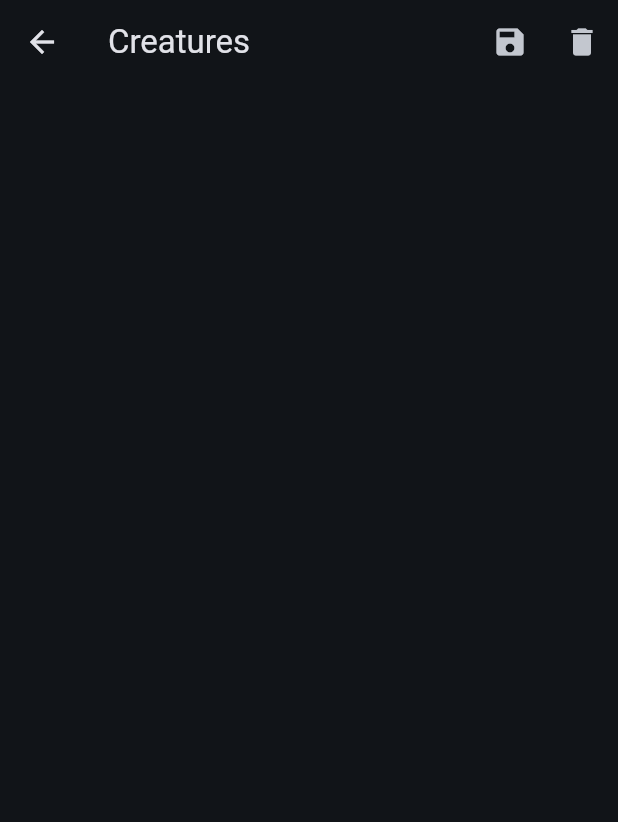
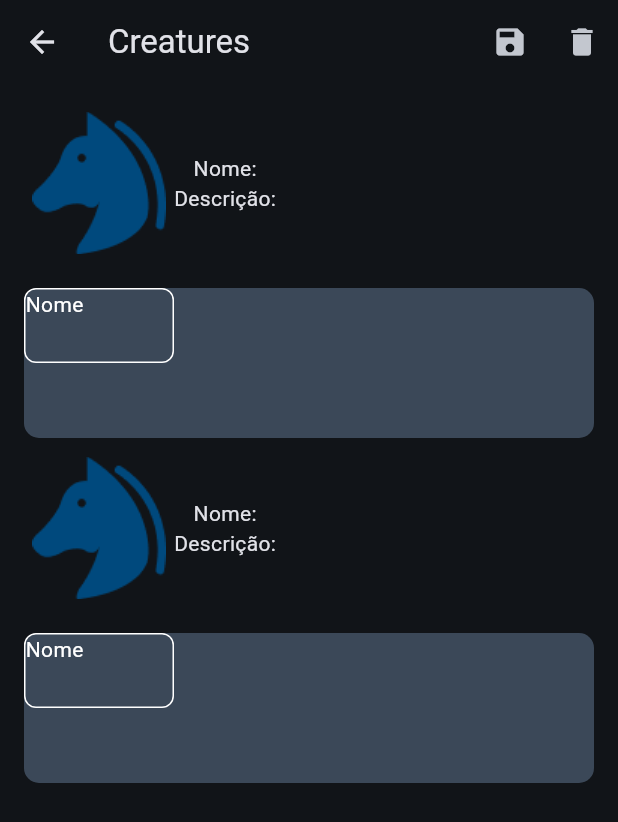
Before and after one commit to FloraRosaPupo/hyrule_arq_limpa, a Flutter app: the Creatures screen opened directly, on a phone screen of 412 x 824 dp. Shown: the top 822 px of the screen. Run offline on Flutter 3.47's test engine with Material 3 defaults, Android fonts, the phone set to English and light mode, and no system bars; our stand-ins replace dio, floor, sqflite; accounts and stored records are empty; generated files the repository leaves out were written again.

Commit message:
Criando as creatures

```diff
--- a/lib/screens/components/creatures/card_creature.dart
+++ b/lib/screens/components/creatures/card_creature.dart
@@ -12,21 +12,32 @@
   @override
   Widget build(BuildContext context) {
     return Container(
-      color: Colors.black,
+
       decoration: BoxDecoration(
-        borderRadius: BorderRadius.circular(10),
-      ),
+          borderRadius: BorderRadius.circular(10),
+          color: Color(202429),
+          ),
       child: Column(
         children: [
-          const Row(
+          Row(
             children: [
-              Image(
-                image: AssetImage('assets/images/creatures.png'),
+              Container(
                 width: 100,
                 height: 100,
+                decoration:
+                    BoxDecoration(borderRadius: BorderRadius.circular(10)),
+                child: const Expanded(
+                  child: Image(
+                    //consumir da api
+                    image: AssetImage('assets/images/creatures.png'),
+                    width: 100,
+                    height: 100,
+                  ),
+                ),
               ),
-              Column(
+              const Column(
                 children: [
+                  //consumir da api
                   Text('Nome:'),
                   Text('Descrição:'),
                 ],
--- a/lib/screens/creatures.dart
+++ b/lib/screens/creatures.dart
@@ -1,4 +1,5 @@
 import 'package:flutter/material.dart';
+import 'package:hyrule/screens/components/creatures/card_creature.dart';
 
 class Creatures extends StatelessWidget {
   const Creatures({super.key});
@@ -11,22 +12,30 @@
         actions: [
           IconButton(
             icon: Icon(Icons.save),
-            onPressed: () {
-            },
+            onPressed: () {},
           ),
           IconButton(
             icon: Icon(Icons.delete),
-            onPressed: () {
-            },
+            onPressed: () {},
           ),
         ],
-
       ),
       body: Padding(
           padding: const EdgeInsets.all(16),
           child: Container(
             width: MediaQuery.of(context).size.width,
-            child: ListView(),
+            child: const Column(
+              crossAxisAlignment: CrossAxisAlignment.center,
+              mainAxisAlignment: MainAxisAlignment.start,
+              //trocar por listview
+              children: [
+                CardCreature(),
+                SizedBox(
+                  height: 10,
+                ),
+                CardCreature()
+              ],
+            ),
           )),
     );
   }
```
Also changed, not shown: lib/main.dart (+7 -8 lines).
